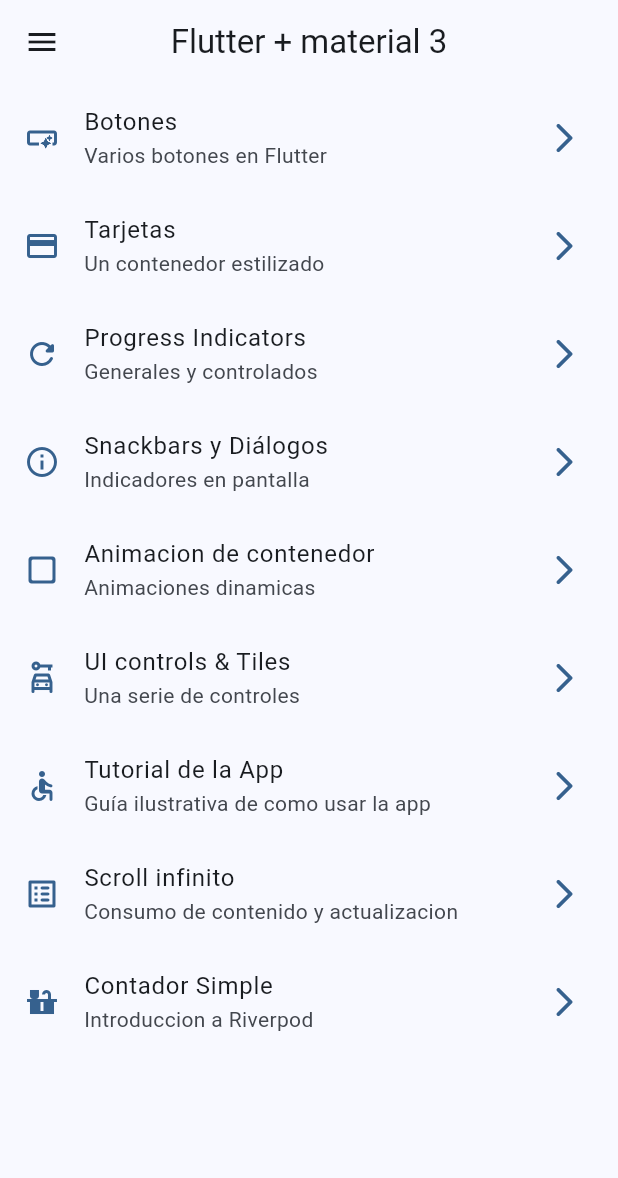
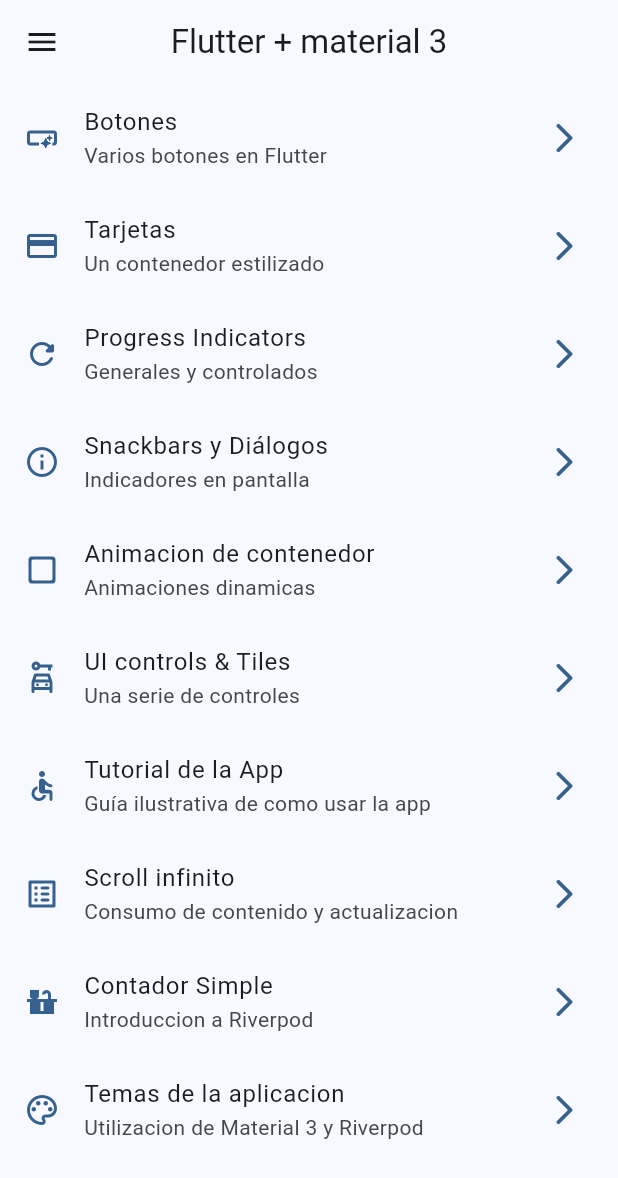
Before and after one commit to josetapia97/FlutterCardPlay, a Flutter app: the screen it shows after launch, on a phone screen of 412 x 824 dp. Shown: the top 1178 px of the screen. Run offline on Flutter 3.47's test engine with Material 2 defaults, Android fonts, the phone set to English and light mode, and no system bars; our stand-ins replace animate_do, flutter_riverpod, go_router.

Commit message:
Rutas de ThemeChanger

```diff
--- a/lib/config/router/app_router.dart
+++ b/lib/config/router/app_router.dart
@@ -58,6 +58,11 @@ final appRouter = GoRouter(
       name: CounterScreen.name,
       path: '/counter_screen',
       builder: (context, state) => const CounterScreen(),
+    ),
+    GoRoute(
+      name: ThemeChangerScreen.name,
+      path: '/themechanger',
+      builder: (context, state) => const ThemeChangerScreen(),
     )
   ],
 );
--- a/lib/config/theme/menu/menu_items.dart
+++ b/lib/config/theme/menu/menu_items.dart
@@ -59,4 +59,9 @@ const appMenuItems = <MenuItem>[
       subtittle: 'Introduccion a Riverpod',
       link: '/counter_screen',
       icon: Icons.countertops),
+  MenuItem(
+      tittle: 'Temas de la aplicacion',
+      subtittle: 'Utilizacion de Material 3 y Riverpod',
+      link: '/themechanger',
+      icon: Icons.color_lens_outlined),
 ];
```
